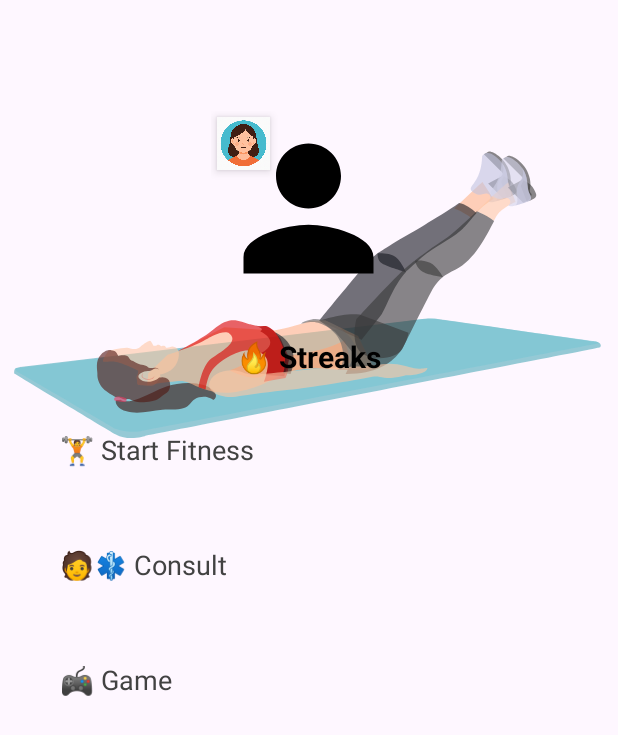
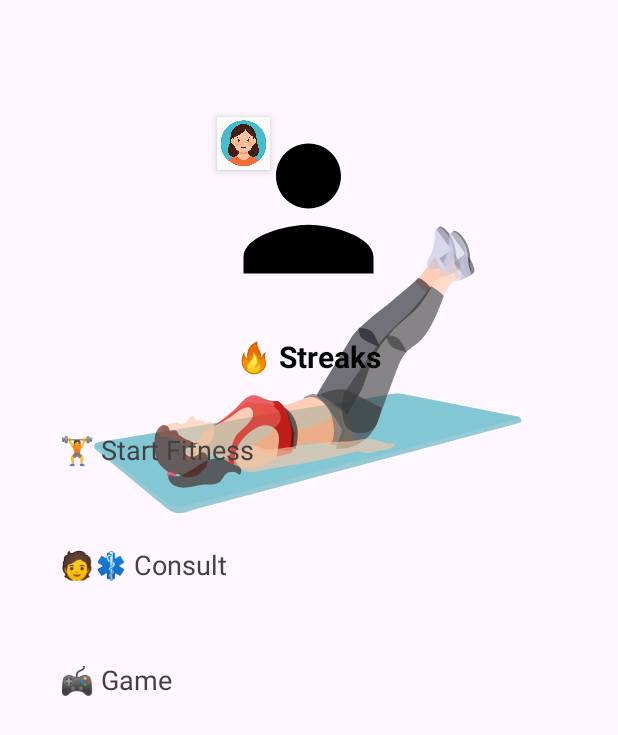
Before and after one commit to drishtisaini/FitU, an Android app: the ProfileActivity screen opened directly, with no data from a screen before it, on a phone screen of 412 x 824 dp. Shown: the top 735 px of the screen. Run offline under Robolectric (Android 15) with nearby library versions, the light colour scheme and no system bars; our stand-ins replace CircleImageView.

Commit message:
✨ UI animation  added

```diff
--- a/app/src/main/res/layout/activity_profile.xml
+++ b/app/src/main/res/layout/activity_profile.xml
@@ -7,18 +7,18 @@
     android:layout_width="match_parent"
     android:layout_height="match_parent"
     tools:context=".ProfileActivity">
-
-
     <com.airbnb.lottie.LottieAnimationView
         android:id="@+id/lottieBackground"
         android:layout_width="match_parent"
-        app:lottie_rawRes="@raw/fitness_animation"
-        app:lottie_autoPlay="true"
-        app:lottie_loop="true"
-        android:alpha="0.6"
-        android:translationY="50dp"
-        android:scaleType="fitXY"
-        android:layout_height="300dp"/>
+        android:layout_height="300dp"
+    app:lottie_rawRes="@raw/fitness_animation"
+    app:lottie_autoPlay="true"
+    app:lottie_loop="true"
+    android:scaleType="centerInside"
+    android:alpha="0.6"
+    android:layout_marginTop="100dp" />
+
+
 
     <ScrollView
         android:layout_width="match_parent"
```
